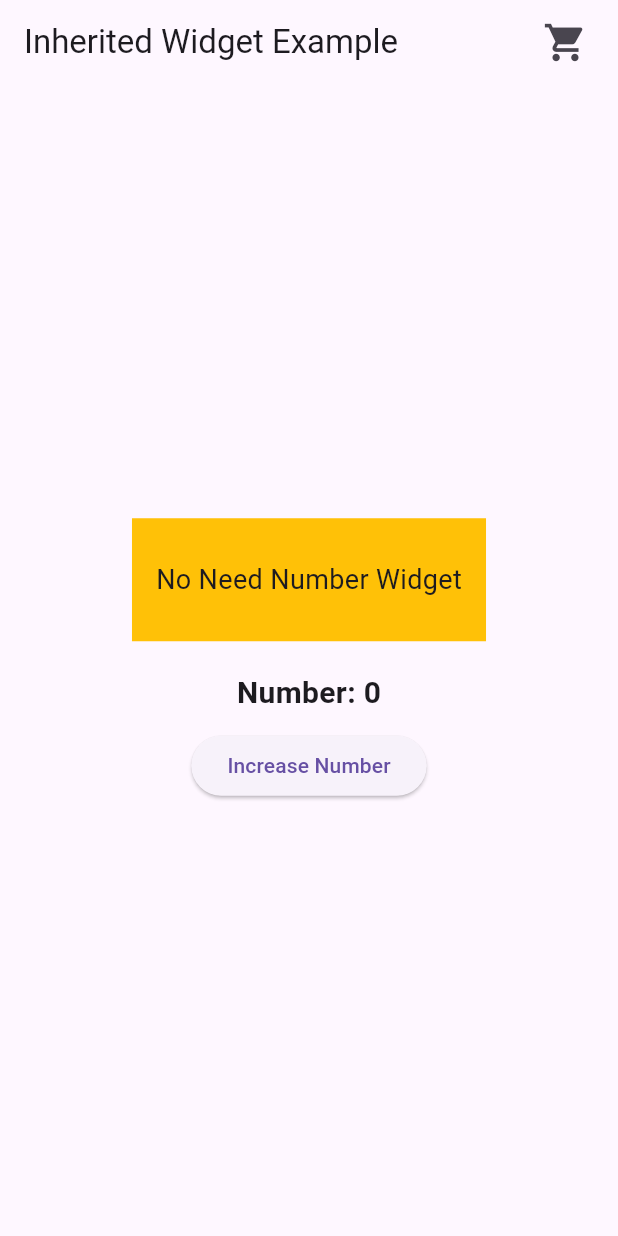
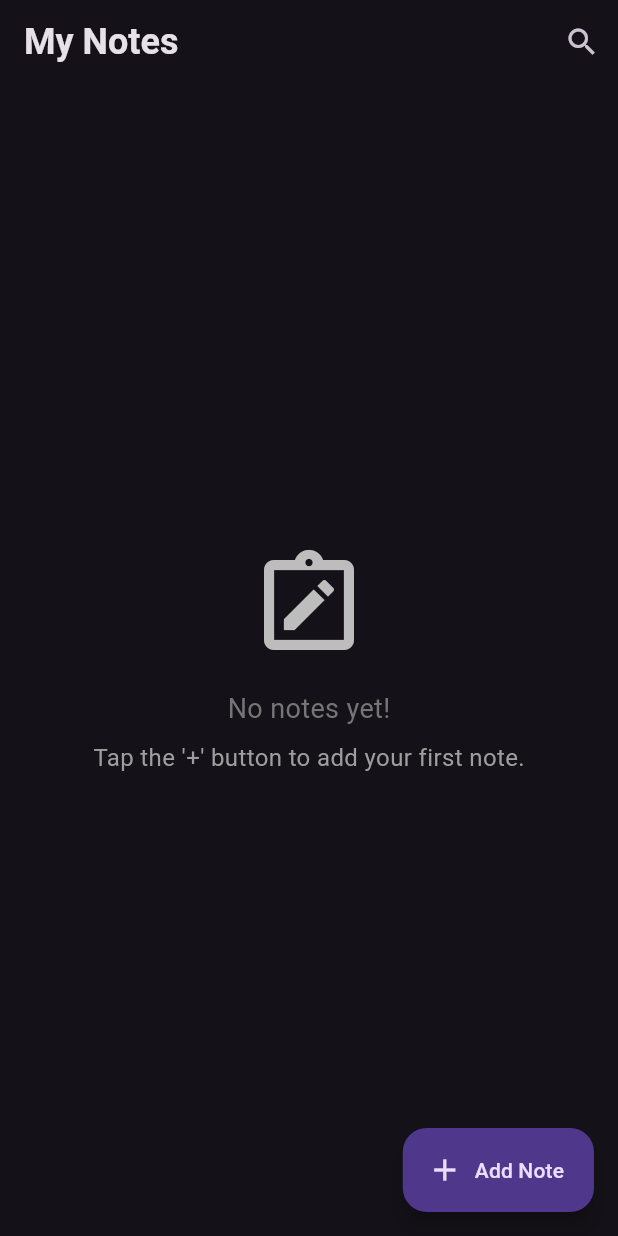
Before and after one commit to SaiKyawZinHtoo/Flutter_Test, a Flutter app: the screen it shows after launch, on a phone screen of 412 x 824 dp. Run offline on Flutter 3.47's test engine with Material 3 defaults, Android fonts, the phone set to English and light mode, and no system bars; missing offline and left inert: dart:ffi.

Commit message:
remain the search section

```diff
--- a/testing_flutter_project/lib/inherited_widget/inherited_widget.dart
+++ b/testing_flutter_project/lib/inherited_widget/inherited_widget.dart
@@ -42,10 +42,10 @@ class BodyWidget extends StatelessWidget {
 
   @override
   Widget build(BuildContext context) {
-    return Center(
+    return const Center(
       child: Column(
         mainAxisAlignment: MainAxisAlignment.center,
-        children: const [
+        children: [
           NoNeedNumberWidget(),
           SizedBox(height: 20),
           NeedNumberWidget(),
--- a/testing_flutter_project/lib/main.dart
+++ b/testing_flutter_project/lib/main.dart
@@ -5,6 +5,7 @@ import 'package:testing_flutter_project/movie_UI/pages/movie_UI_page.dart';
 import 'package:testing_flutter_project/navigation/screen_a.dart';
 import 'package:testing_flutter_project/navigation/screen_b.dart';
 import 'package:testing_flutter_project/navigation/screen_c.dart';
+import 'package:testing_flutter_project/note_app/pages/note_list_screen.dart';
 import 'package:testing_flutter_project/widgets/appBar.dart';
 import 'package:testing_flutter_project/widgets/bodyContainer.dart';
 import 'package:testing_flutter_project/widgets/bottomSheet.dart';
@@ -62,13 +63,11 @@ class MyApp extends StatelessWidget {
 
   @override
   Widget build(BuildContext context) {
-    return const MaterialApp(
+    return MaterialApp(
       debugShowCheckedModeBanner: false,
-      title: "Flutter Demo",
-      home: Scaffold(
-        //appBar: appBarWidget(),
-        body: TestInherited(),
-      ),
+      title: "Note App",
+      home: NoteListScreen(),
+      theme: ThemeData.dark(),
     );
   }
 }
--- /dev/null
+++ b/testing_flutter_project/lib/note_app/pages/model/note.dart
@@ -0,0 +1,21 @@
+// ignore_for_file: public_member_api_docs, sort_constructors_first
+class Note {
+  final String id;
+  final String title;
+  final String content;
+  final DateTime create;
+  int color;
+
+  Note({
+    required this.id,
+    required this.title,
+    required this.content,
+    required this.create,
+    this.color = 0xff7278ea,
+  });
+
+  @override
+  String toString() {
+    return 'Note(id: $id, title: $title, content: $content, create: $create, color: $color)';
+  }
+}
--- /dev/null
+++ b/testing_flutter_project/lib/note_app/pages/note_list_screen.dart
@@ -0,0 +1,170 @@
+import 'package:flutter/material.dart';
+import 'package:flutter_staggered_grid_view/flutter_staggered_grid_view.dart';
+import 'package:intl/intl.dart';
+import 'package:testing_flutter_project/note_app/pages/model/note.dart';
+import 'package:testing_flutter_project/note_app/pages/note_edit_screen.dart';
+
+class NoteListScreen extends StatefulWidget {
+  const NoteListScreen({super.key});
+
+  @override
+  State<NoteListScreen> createState() => _NoteListScreenState();
+}
+
+class _NoteListScreenState extends State<NoteListScreen> {
+  final List<Note> _notes = [];
+
+  @override
+  Widget build(BuildContext context) {
+    return Scaffold(
+      appBar: AppBar(
+        centerTitle: false,
+        title: const Text(
+          "My Notes",
+          style: TextStyle(
+            fontWeight: FontWeight.bold,
+            fontSize: 24,
+          ),
+        ),
+        actions: [
+          IconButton(
+            onPressed: () {},
+            icon: const Icon(Icons.search),
+            tooltip: "Search Notes",
+          ),
+        ],
+      ),
+      floatingActionButton: FloatingActionButton.extended(
+        onPressed: () async {
+          final Note? result = await Navigator.of(context).push(
+            MaterialPageRoute(
+              builder: (_) => const NoteEditScreen(),
+            ),
+          );
+          if (result != null) {
+            setState(() {
+              _notes.add(result);
+            });
+          }
+        },
+        label: const Text("Add Note"),
+        icon: const Icon(Icons.add),
+      ),
+      body: _notes.isEmpty
+          ? Center(
+              child: Column(
+                mainAxisSize: MainAxisSize.min,
+                children: [
+                  Icon(
+                    Icons.note_alt_outlined,
+                    size: 80,
+                    color: Colors.grey.shade400,
+                  ),
+                  const SizedBox(height: 16),
+                  Text(
+                    "No notes yet!",
+                    style: TextStyle(
+                      fontSize: 18,
+                      color: Colors.grey.shade600,
+                    ),
+                  ),
+                  const SizedBox(height: 8),
+                  Text(
+                    "Tap the '+' button to add your first note.",
+                    style: TextStyle(
+                      fontSize: 16,
+                      color: Colors.grey.shade500,
+                    ),
+                  ),
+                ],
+              ),
+            )
+          : GridView.custom(
+              padding: const EdgeInsets.all(16),
+              gridDelegate: SliverQuiltedGridDelegate(
+                crossAxisCount: 2,
+                mainAxisSpacing: 8,
+                crossAxisSpacing: 8,
+                repeatPattern: QuiltedGridRepeatPattern.same,
+                pattern: [
+                  const QuiltedGridTile(1, 1),
+                  const QuiltedGridTile(1, 1),
+                  const QuiltedGridTile(1, 2),
+                ],
+              ),
+              childrenDelegate: SliverChildBuilderDelegate(
+                childCount: _notes.length,
+                (context, index) => NoteCard(
+                  note: _notes[index],
+                  onTap: () async {
+                    final Note? result = await Navigator.of(context).push(
+                      MaterialPageRoute(
+                        builder: (_) => NoteEditScreen(
+                          note: _notes[index],
+                        ),
+                      ),
+                    );
+                    if (result != null) {
+                      setState(() {
+                        _notes.indexWhere((element) => element.id == result.id);
+                        _notes[index] = result;
+                      });
+                    }
+                  },
+                ),
+              ),
+            ),
+    );
+  }
+}
+
+class NoteCard extends StatelessWidget {
+  const NoteCard({super.key, required this.note, required this.onTap});
+
+  final Note note;
+  final VoidCallback onTap;
+
+  @override
+  Widget build(BuildContext context) {
+    return GestureDetector(
+      onTap: onTap,
+      child: Container(
+        decoration: BoxDecoration(
+          borderRadius: BorderRadius.circular(12),
+          color: Color(note.color),
+          boxShadow: [
+            BoxShadow(
+              color: Colors.black12,
+              blurRadius: 4,
+              offset: Offset(2, 2),
+            ),
+          ],
+        ),
+        padding: const EdgeInsets.all(16),
+        alignment: Alignment.center,
+        child: Column(
+          crossAxisAlignment: CrossAxisAlignment.stretch,
+          mainAxisAlignment: MainAxisAlignment.spaceBetween,
+          children: [
+            Text(
+              note.title,
+              maxLines: 4,
+              overflow: TextOverflow.ellipsis,
+              style: const TextStyle(
+                fontWeight: FontWeight.bold,
+                fontSize: 20,
+                color: Colors.white,
+              ),
+            ),
+            Text(
+              DateFormat.yMMMd().format(note.create),
+              style: const TextStyle(
+                color: Colors.white70,
+              ),
+            ),
+          ],
+        ),
+      ),
+    );
+  }
+}
--- a/testing_flutter_project/pubspec.yaml
+++ b/testing_flutter_project/pubspec.yaml
@@ -34,6 +34,9 @@ dependencies:
   # The following adds the Cupertino Icons font to your application.
   # Use with the CupertinoIcons class for iOS style icons.
   cupertino_icons: ^1.0.8
+  flutter_staggered_grid_view: ^0.7.0
+  uuid: ^4.5.1
+  intl: ^0.20.0
 
 dev_dependencies:
   flutter_test:
```
Also changed, not shown: testing_flutter_project/lib/note_app/pages/note_edit_screen.dart (added, +169 -0 lines), testing_flutter_project/pubspec.lock.
